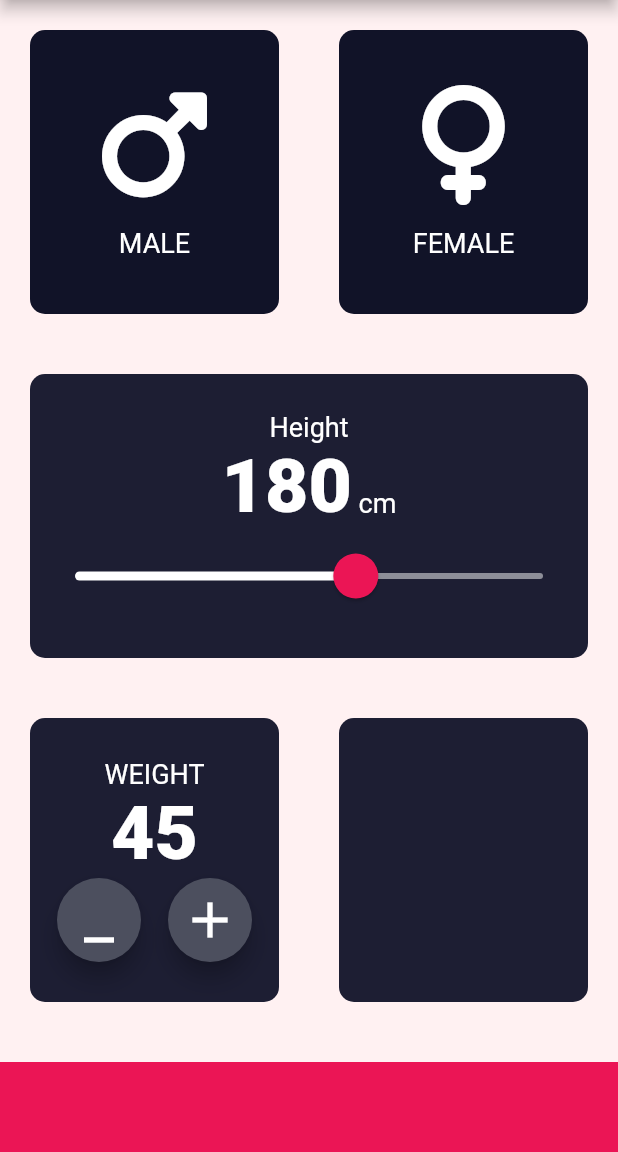
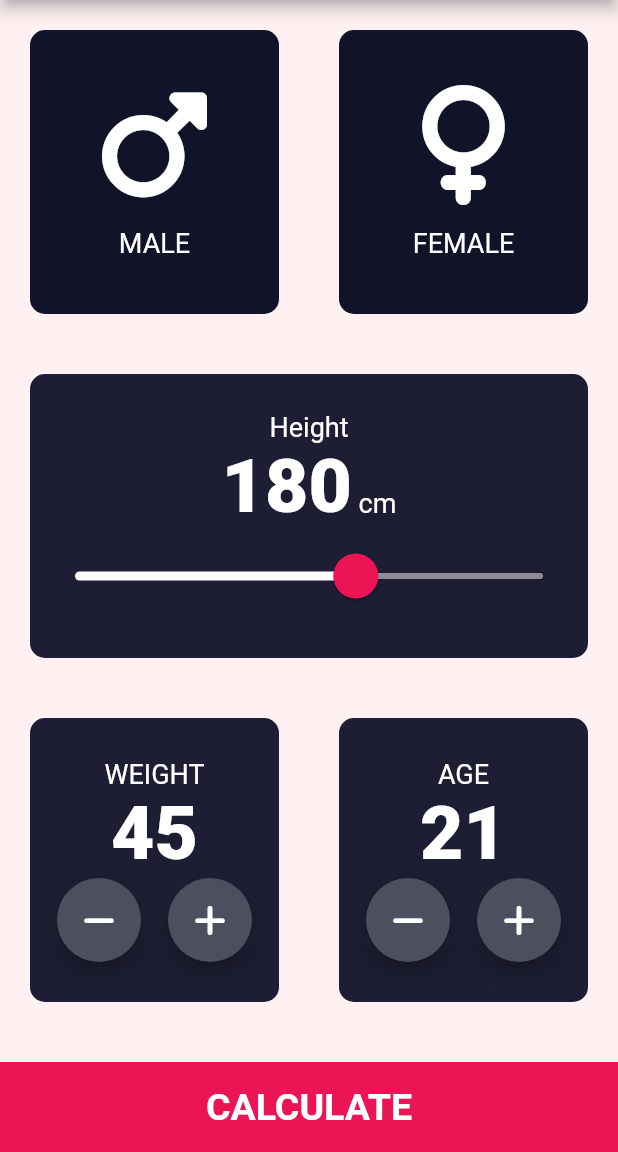
Before and after one commit to itssss-sweta/BMI-Calculator, a Flutter app: the screen it shows after launch, on a phone screen of 412 x 824 dp, the part 84-1236 px from its top. Run offline on Flutter 3.47's test engine with Material 2 defaults, Android fonts, the phone set to English and light mode, and no system bars; our stand-ins replace font_awesome_flutter.

Commit message:
second page ui done

```diff
--- /dev/null
+++ b/lib/components/buttombutton.dart
@@ -0,0 +1,28 @@
+import 'package:flutter/material.dart';
+import '../constants.dart';
+
+class ButtomButton extends StatelessWidget {
+  final Function() onTap;
+  final String buttonTitle;
+  const ButtomButton(
+      {super.key, required this.buttonTitle, required this.onTap});
+
+  @override
+  Widget build(BuildContext context) {
+    return GestureDetector(
+      onTap: onTap,
+      child: Container(
+        width: double.infinity,
+        color: kBottomContainerColor,
+        height: kBottomContainerHeight,
+        margin: const EdgeInsets.only(top: 20),
+        child: Center(
+          child: Text(
+            buttonTitle,
+            style: kLargeButtontext,
+          ),
+        ),
+      ),
+    );
+  }
+}
--- /dev/null
+++ b/lib/components/floatingbutton.dart
@@ -0,0 +1,19 @@
+import 'package:flutter/material.dart';
+
+class FloatingButton extends StatelessWidget {
+  final IconData icon;
+  final Function() onPress;
+  const FloatingButton({super.key, required this.icon, required this.onPress});
+
+  @override
+  Widget build(BuildContext context) {
+    return RawMaterialButton(
+      elevation: 6.0,
+      onPressed: onPress,
+      constraints: const BoxConstraints(minWidth: 56.0, minHeight: 56.0),
+      shape: const CircleBorder(),
+      fillColor: const Color(0xff4c4f5e),
+      child: Icon(icon),
+    );
+  }
+}
--- a/lib/icon.dart
+++ b/lib/components/icon.dart
@@ -1,5 +1,5 @@
 import 'package:flutter/material.dart';
-import 'constants.dart';
+import '../constants.dart';
 
 class IconRow extends StatelessWidget {
   final IconData icon1;
--- a/lib/main.dart
+++ b/lib/main.dart
@@ -1,5 +1,6 @@
 import 'package:flutter/material.dart';
-import 'input.dart';
+import 'screen/input.dart';
+import 'screen/results.dart';
 
 void main() => runApp(const BMICalculator());
 
@@ -15,8 +16,12 @@ class BMICalculator extends StatelessWidget {
         ),
         scaffoldBackgroundColor: const Color(0x0ffa0e21),
       ),
-      home: const InputPage(),
+      initialRoute: '/',
       debugShowCheckedModeBanner: false,
+      routes: {
+        '/': (context) => InputPage(),
+        '/first': (context) => Results(),
+      },
     );
   }
 }
--- a/lib/input.dart
+++ b/lib/screen/input.dart
@@ -1,8 +1,10 @@
 import 'package:flutter/material.dart';
-import 'container.dart';
+import '../components/container.dart';
 import 'package:font_awesome_flutter/font_awesome_flutter.dart';
-import 'icon.dart';
-import 'constants.dart';
+import '../components/icon.dart';
+import '../constants.dart';
+import '../components/buttombutton.dart';
+import '../components/floatingbutton.dart';
 
 class InputPage extends StatefulWidget {
   const InputPage({Key? key}) : super(key: key);
@@ -121,7 +123,7 @@ class _InputPageState extends State<InputPage> {
                       overlayShape: const RoundSliderOverlayShape(
                         overlayRadius: 30,
                       ),
-                      overlayColor: Color(0xeee15555),
+                      overlayColor: const Color(0xeee15555),
                     ),
                     child: Slider(
                       value: height.toDouble(),
@@ -150,7 +152,7 @@ class _InputPageState extends State<InputPage> {
                     cardChild: Column(
                       mainAxisAlignment: MainAxisAlignment.center,
                       children: [
-                        Text(
+                        const Text(
                           'WEIGHT',
                           style: kLabelTextStyle,
                         ),
@@ -161,26 +163,21 @@ class _InputPageState extends State<InputPage> {
                         Row(
                           mainAxisAlignment: MainAxisAlignment.spaceEvenly,
                           children: [
-                            FloatingActionButton(
-                              onPressed: () {},
-                              backgroundColor: Color(0xff4c4f5e),
-                              child: Icon(
-                                Icons.minimize,
-                                size: 40,
-                                color: Colors.white,
-                              ),
+                            FloatingButton(
+                              icon: FontAwesomeIcons.minus,
+                              onPress: () {
+                                setState(() {
+                                  weight--;
+                                });
+                              },
                             ),
-                            // SizedBox(
-                            //   width: 20,
-                            // ),
-                            FloatingActionButton(
-                              onPressed: () {},
-                              backgroundColor: Color(0xff4c4f5e),
-                              child: Icon(
-                                Icons.add,
-                                size: 40,
-                                color: Colors.white,
-                              ),
+                            FloatingButton(
+                              icon: FontAwesomeIcons.plus,
+                              onPress: () {
+                                setState(() {
+                                  weight++;
+                                });
+                              },
                             ),
                           ],
                         ),
@@ -191,16 +188,50 @@ class _InputPageState extends State<InputPage> {
                 Expanded(
                   child: ReusableCard(
                     colour: kColorContainer,
+                    cardChild: Column(
+                      mainAxisAlignment: MainAxisAlignment.center,
+                      children: [
+                        const Text(
+                          'AGE',
+                          style: kLabelTextStyle,
+                        ),
+                        Text(
+                          age.toString(),
+                          style: kBoldTextStyle,
+                        ),
+                        Row(
+                          mainAxisAlignment: MainAxisAlignment.spaceEvenly,
+                          children: [
+                            FloatingButton(
+                              icon: FontAwesomeIcons.minus,
+                              onPress: () {
+                                setState(() {
+                                  age--;
+                                });
+                              },
+                            ),
+                            FloatingButton(
+                              icon: FontAwesomeIcons.plus,
+                              onPress: () {
+                                setState(() {
+                                  age++;
+                                });
+                              },
+                            ),
+                          ],
+                        ),
+                      ],
+                    ),
                   ),
                 ),
               ],
             ),
           ),
-          Container(
-            width: double.infinity,
-            color: kBottomContainerColor,
-            height: kBottomContainerHeight,
-            margin: const EdgeInsets.only(top: 20),
+          ButtomButton(
+            buttonTitle: 'CALCULATE',
+            onTap: () {
+              Navigator.pushNamed(context, '/first');
+            },
           ),
         ],
       ),
```
Also changed, not shown: lib/constants.dart (+25 -0 lines), lib/screen/results.dart (added, +68 -0 lines), lib/components/container.dart (renamed from lib/container.dart).
